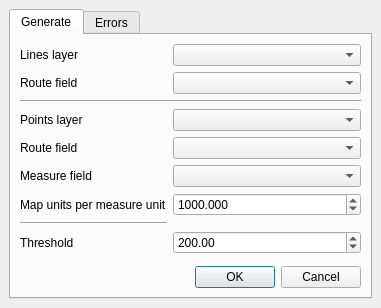
Old version of the form lrs/ui_lrsdockwidget.ui in the repository blazek/lrs.
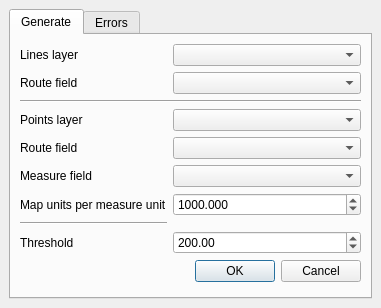
New version of the form.

```diff
--- a/lrs/ui_lrsdockwidget.ui
+++ b/lrs/ui_lrsdockwidget.ui
@@ -143,6 +143,13 @@
           </item>
          </layout>
         </item>
+        <item>
+         <widget class="QDialogButtonBox" name="genButtonBox">
+          <property name="standardButtons">
+           <set>QDialogButtonBox::Cancel|QDialogButtonBox::Ok</set>
+          </property>
+         </widget>
+        </item>
         <item>
          <spacer name="verticalSpacer">
           <property name="orientation">
@@ -156,13 +163,6 @@
           </property>
          </spacer>
         </item>
-        <item>
-         <widget class="QDialogButtonBox" name="genButtonBox">
-          <property name="standardButtons">
-           <set>QDialogButtonBox::Cancel|QDialogButtonBox::Ok</set>
-          </property>
-         </widget>
-        </item>
        </layout>
       </widget>
       <widget class="QWidget" name="errorTab">
```
